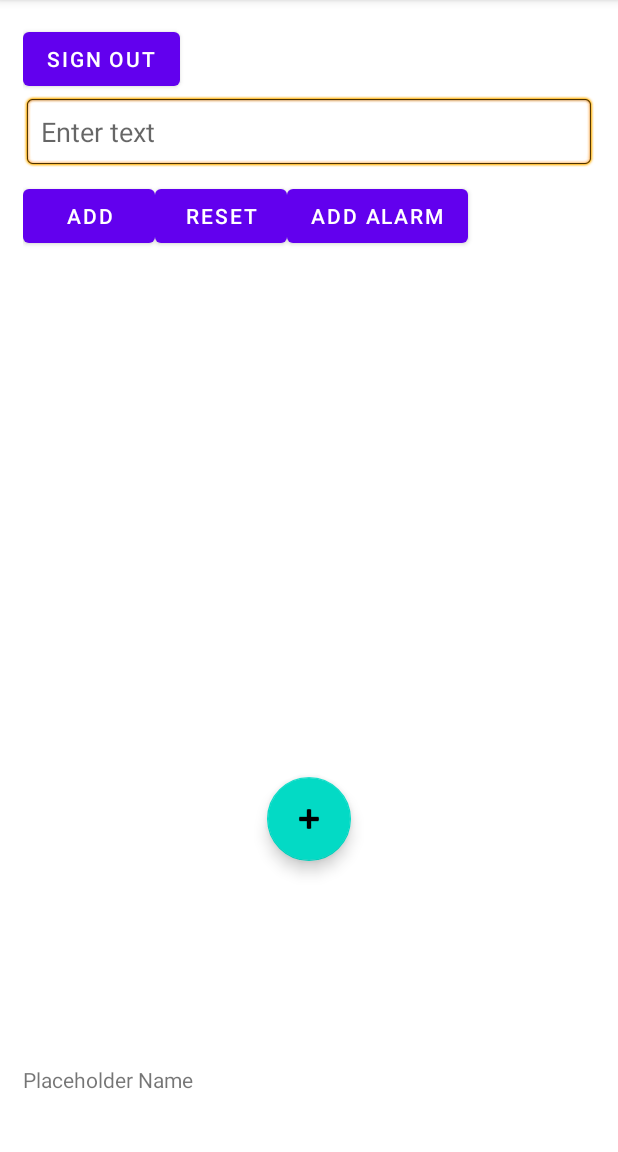
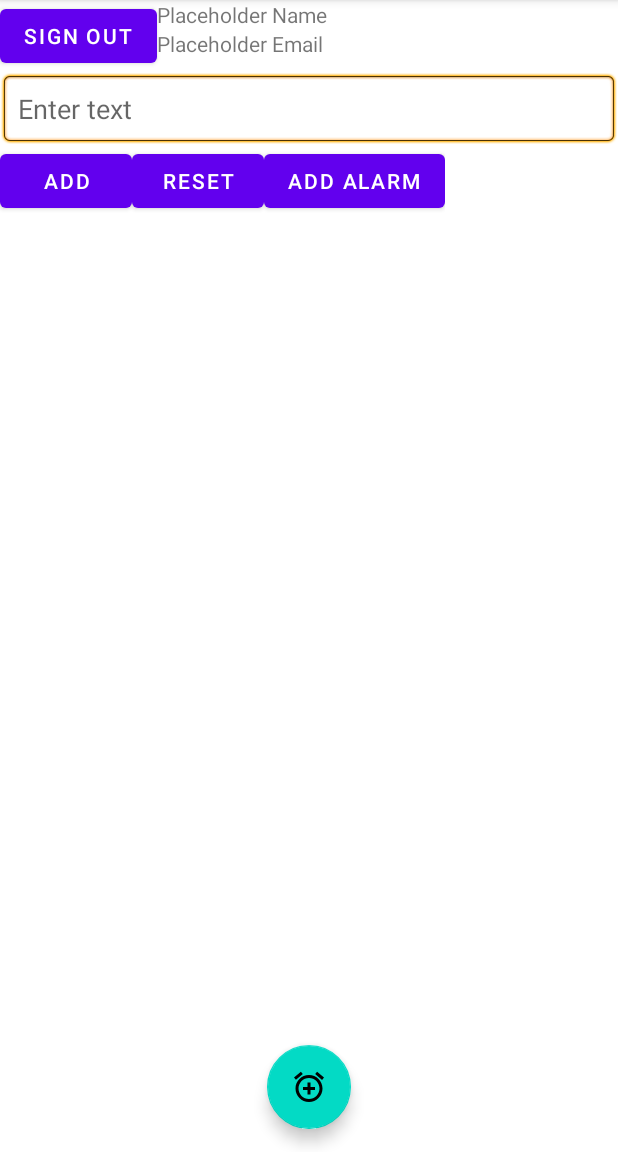
Before and after one commit to samuel-c/CPS731_TermProject, an Android app: the screen it shows after launch once a user with an empty profile is signed in (MainActivity), on a phone screen of 412 x 824 dp, the part 84-1236 px from its top. Run offline under Robolectric (Android 15) with nearby library versions, the phone set to English and light mode, and no system bars; our stand-ins replace Firebase (no records; nobody signed in at launch, a user with empty details on screens opened directly), Room's generated code.

Commit message:
UI update

```diff
--- a/app/build.gradle
+++ b/app/build.gradle
@@ -34,6 +34,7 @@ dependencies {
     implementation "androidx.lifecycle:lifecycle-viewmodel:2.2.0"
     implementation 'android.arch.persistence.room:runtime:1.1.1'
     implementation 'androidx.legacy:legacy-support-v4:1.0.0'
+    implementation 'com.android.support:support-v4:26.1.0'
     annotationProcessor 'android.arch.persistence.room:compiler:1.1.1'
 
     // room
--- a/app/src/main/AndroidManifest.xml
+++ b/app/src/main/AndroidManifest.xml
@@ -3,6 +3,7 @@
     package="com.example.cps731_termproject">
 
     <uses-permission android:name="android.permission.INTERNET"/>
+    <uses-permission android:name="android.permission.WAKE_LOCK" />
 
     <application
         android:allowBackup="true"
@@ -20,6 +21,7 @@
                 <category android:name="android.intent.category.LAUNCHER" />
             </intent-filter>
         </activity>
+        <receiver android:name=".AlarmReceiver" />
     </application>
 
 </manifest>
--- a/app/src/main/java/com/example/cps731_termproject/AlarmClockAdapter.java
+++ b/app/src/main/java/com/example/cps731_termproject/AlarmClockAdapter.java
@@ -17,18 +17,26 @@
 package com.example.cps731_termproject;
 
 import android.app.Activity;
+import android.app.AlarmManager;
 import android.app.Dialog;
+import android.app.PendingIntent;
 import android.app.TimePickerDialog;
+import android.content.Context;
+import android.content.Intent;
 import android.util.Log;
 import android.view.LayoutInflater;
 import android.view.View;
 import android.view.ViewGroup;
 import android.view.WindowManager;
 import android.widget.Button;
+import android.widget.CompoundButton;
 import android.widget.EditText;
 import android.widget.ImageView;
+import android.widget.RadioGroup;
+import android.widget.Switch;
 import android.widget.TextView;
 import android.widget.TimePicker;
+import android.widget.Toast;
 
 import androidx.annotation.NonNull;
 import androidx.recyclerview.widget.RecyclerView;
@@ -45,15 +53,27 @@ import java.util.List;
 
 public class AlarmClockAdapter extends RecyclerView.Adapter<AlarmClockAdapter.ViewHolder>{
 
+    private final String TAG = "AlarmClockAdapter";
+
     // Init variable
     private List<Alarm> dataList;
+    private int count;
+    private int count2 = 0;
     private Activity context;
     private RoomDB database;
+    private AlarmManager alarmManager;
+    private PendingIntent alarmIntent;
+
+    boolean var = false;
 
     // Constructor
     public AlarmClockAdapter(Activity context, List<Alarm> alarmList){
         this.context = context;
         this.dataList = alarmList;
+        count = alarmList.size();
+        alarmManager = (AlarmManager) context.getSystemService(Context.ALARM_SERVICE);
+        Intent intent = new Intent(context, AlarmReceiver.class);
+        alarmIntent = PendingIntent.getBroadcast(context, 0, intent, 0);
         notifyDataSetChanged();
     }
 
@@ -67,44 +87,95 @@ public class AlarmClockAdapter extends RecyclerView.Adapter<AlarmClockAdapter.Vi
 
     @Override
     public void onBindViewHolder(@NonNull AlarmClockAdapter.ViewHolder holder, int position) {
+
         //Init main data
         Alarm alarm = dataList.get(position);
+        int sID = alarm.getId();
         //Init database
         database = RoomDB.getInstance(context);
         //Set text on text view
         holder.textView.setText(alarm.getAlarmName());
         holder.textTime.setText(alarm.toString());
-
+        if (count != count2) {
+            count2++;
+            holder.btnSwitch.setChecked(alarm.getState() == 0 ? true : false);
+            Log.d(TAG, "test: " + position );
+        }
 
         Calendar c = Calendar.getInstance();
+
+        // Create Alarm
         TimePickerDialog.OnTimeSetListener d = new TimePickerDialog.OnTimeSetListener() {
             @Override
             public void onTimeSet(TimePicker view, int hourOfDay, int minute) {
                 // Init main data
-                Alarm a = dataList.get(holder.getAdapterPosition());
+                //Alarm a = dataList.get(holder.getAdapterPosition());
                 // Get id
-                int sID = a.getId();
+                //int sID = a.getId();
 
                 Date currentTime = Calendar.getInstance().getTime();
 
+
+                dataList.add(alarm);
+
+                holder.btnSwitch.setClickable(false);
                 database.mainDao().updateTime(sID, hourOfDay, minute);
+
+
+                //dataList.clear();
+                //dataList.addAll(database.mainDao().getAll());
+                notifyItemInserted(position);
+                holder.btnSwitch.setClickable(true);
+
+            }
+        };
+
+        // Alarm state (switch button)
+        holder.btnSwitch.setOnCheckedChangeListener(new CompoundButton.OnCheckedChangeListener() {
+            @Override
+            public void onCheckedChanged(CompoundButton buttonView, boolean isChecked) {
+
+                if (isChecked) {
+                    Calendar c = Calendar.getInstance();
+                    c.set(Calendar.HOUR_OF_DAY, alarm.getHours());
+                    c.set(Calendar.MINUTE, alarm.getMinutes());
+
+                    alarmManager.setInexactRepeating(AlarmManager.RTC_WAKEUP, c.getTimeInMillis(), AlarmManager.INTERVAL_DAY, alarmIntent);
+
+                    Intent myIntent = new Intent(context, AlarmReceiver.class);
+                    alarmIntent = PendingIntent.getBroadcast(context, 0, myIntent, 0);
+                    alarmManager.set(AlarmManager.RTC, c.getTimeInMillis(), alarmIntent);
+
+                    alarm.setState(0); // STANDBY
+                }
+                else {
+                    alarm.setState(1); // STOPPED
+                }
+                //Update DB
+                holder.btnSwitch.setClickable(false);
+
+                database.mainDao().updateState(sID, alarm.getState());
+
+                //dataList.set(position, alarm);
+
 
                 dataList.clear();
                 dataList.addAll(database.mainDao().getAll());
                 notifyDataSetChanged();
+                holder.btnSwitch.setClickable(true);
+
+                Log.d(TAG, "Switch is: " + (isChecked ? "on" : "off"));
+                //notifyItemChanged(position);
 
             }
-        };
+        });
 
+        // Alarm update (time)
         holder.textTime.setOnClickListener(new View.OnClickListener() {
             @Override
             public void onClick(View v) {
-                // Init main data
-                Alarm a = dataList.get(holder.getAdapterPosition());
-                // Get id
-                int sID = a.getId();
 
-                new TimePickerDialog(context, d, a.hourOfDay, a.getMinutes(), false).show();
+                new TimePickerDialog(context, d, alarm.hourOfDay, alarm.getMinutes(), false).show();
 
             }
         });
@@ -143,16 +214,22 @@ public class AlarmClockAdapter extends RecyclerView.Adapter<AlarmClockAdapter.Vi
                         dialog.dismiss();
                         //Get Updated Text
                         String uAlarmName = editText.getText().toString().trim();
+
+                        holder.btnSwitch.setClickable(false);
                         //Update DB
                         database.mainDao().update(sID, uAlarmName);
+                        alarm.setAlarmName(uAlarmName);
+                        dataList.set(position, alarm);
 
-                        dataList.clear();
-                        dataList.addAll(database.mainDao().getAll());
-                        notifyDataSetChanged();
+                        //dataList.clear();
+                        //dataList.addAll(database.mainDao().getAll());
+                        notifyItemChanged(position);
+                        holder.btnSwitch.setClickable(true);
                     }
                 });
             }
         });
+
         holder.btnDelete.setOnClickListener(new View.OnClickListener(){
 
             @Override
@@ -164,6 +241,8 @@ public class AlarmClockAdapter extends RecyclerView.Adapter<AlarmClockAdapter.Vi
 
                 int position = holder.getAdapterPosition();
                 dataList.remove(position);
+
+
                 notifyItemRemoved(position);
                 notifyItemRangeChanged(position, dataList.size());
             }
@@ -177,12 +256,19 @@ public class AlarmClockAdapter extends RecyclerView.Adapter<AlarmClockAdapter.Vi
 
     public class ViewHolder extends RecyclerView.ViewHolder {
         //Init variable
+        Switch btnSwitch;
         TextView textView, textTime;
         ImageView btnEdit, btnDelete;
 
         public ViewHolder(@NonNull View itemView) {
             super(itemView);
+
+            Log.d(TAG, "COUNT: " + getItemCount());
+
             // Assign variables
+            btnSwitch = itemView.findViewById(R.id.alarm_switch1);
+
+            //btnSwitch.setChecked(itemView. .getState() != 1 ? true : false);
             textView = itemView.findViewById(R.id.text_name);
             textTime = itemView.findViewById(R.id.text_time);
             btnEdit = itemView.findViewById(R.id.btn_edit);
@@ -190,65 +276,4 @@ public class AlarmClockAdapter extends RecyclerView.Adapter<AlarmClockAdapter.Vi
         }
     }
 
-//public class AlarmClockAdapter extends RecyclerView.Adapter<AlarmClockAdapter.AlarmViewHolder> {
-
-
-
-    /*
-    class AlarmViewHolder extends RecyclerView.ViewHolder {
-        private final TextView wordItemView;
-
-        private AlarmViewHolder(View itemView) {
-            super(itemView);
-            wordItemView = itemView.findViewById(R.id.textView);
-            itemView.setOnClickListener(new View.OnClickListener() {
-                @Override
-                public void onClick(View view) {
-                    clickListener.onItemClick(view, getAdapterPosition());
-                }
-            });
-        }
-    }
-
-    private final LayoutInflater mInflater;
-    private static ClickListener clickListener;
-    private List<Alarm> mAlarms;
-
-    public AlarmClockAdapter(Context context) {
-        this.mInflater = LayoutInflater.from(context);
-    }
-
-    @NonNull
-    @Override
-    public AlarmViewHolder onCreateViewHolder(@NonNull ViewGroup parent, int viewType) {
-        View itemView = mInflater.inflate(R.layout.recyclerview_item, parent, false);
-        return new AlarmViewHolder(itemView);
-    }
-
-    @Override
-    public void onBindViewHolder(@NonNull AlarmViewHolder holder, int position) {
-        if (mAlarms != null) {
-            Alarm currentAlarm = mAlarms.get(position);
-            holder.wordItemView.setText(currentAlarm.getHours());
-        } else {
-            // Covers the case of data not being ready yet.
-            holder.wordItemView.setText(R.string.no_word);
-        }
-    }
-
-    void setAlarms(List<Alarm> alarms) {
-        mAlarms = alarms;
-        notifyDataSetChanged();
-    }
-
-    @Override
-    public int getItemCount() {
-        return 0;
-    }
-
-    public interface ClickListener {
-        void onItemClick(View v, int position);
-    }
-
-     */
 }
--- a/app/src/main/java/com/example/cps731_termproject/MainActivity.java
+++ b/app/src/main/java/com/example/cps731_termproject/MainActivity.java
@@ -138,6 +138,9 @@ public class MainActivity extends AppCompatActivity {
             recyclerView.setLayoutManager(linearLayoutManager);
             adapter = new AlarmClockAdapter(MainActivity.this, dataList);
             recyclerView.setAdapter(adapter);
+
+
+
             btnAdd.setOnClickListener(new View.OnClickListener() {
                 @Override
                 public void onClick(View v) {
@@ -209,7 +212,7 @@ public class MainActivity extends AppCompatActivity {
             btnAddAlarm.setOnClickListener(new View.OnClickListener() {
                 @Override
                 public void onClick(View v) {
-                    new TimePickerDialog(MainActivity.this, d, c.get(Calendar.HOUR_OF_DAY), c.get(Calendar.MINUTE), false).show();
+                    new TimePickerDialog(MainActivity.this, d, Calendar.getInstance().get(Calendar.HOUR_OF_DAY), Calendar.getInstance().get(Calendar.MINUTE), false).show();
                     //new TimePickerDialog(MainActivity.this, d, c.)
                 }
             });
@@ -217,68 +220,16 @@ public class MainActivity extends AppCompatActivity {
             fab.setOnClickListener(new View.OnClickListener() {
                 @Override
                 public void onClick(View v) {
-                    new TimePickerDialog(MainActivity.this, d, c.get(Calendar.HOUR_OF_DAY), c.get(Calendar.MINUTE), false).show();
+                    new TimePickerDialog(MainActivity.this, d, Calendar.getInstance().get(Calendar.HOUR_OF_DAY), Calendar.getInstance().get(Calendar.MINUTE), false).show();
                 }
             });
 
-            /*
-
-                btnAdd.setOnClickListener(new View.OnClickListener() {
-                @Override
-                public void onClick(View v) {
-                    String sText = editText.getText().toString().trim();
-                    Log.d(TAG, "Test: " + sText);
-                    if(!sText.equals("")){
-                        //If not empty
-                        Alarm data = new Alarm();
-                        data.setAlarmName(sText);
-                        database.mainDao().insert(data);
-                        Log.d(TAG, "Test: " + data.toString());
-                        editText.setText("");
-
-                        dataList.clear();
-                        dataList.addAll(database.mainDao().getAll());
-                        adapter.notifyDataSetChanged();
-                    }
-                }
-            });
-
-
-            RecyclerView recyclerView = findViewById(R.id.recyclerview);
-            final AlarmClockAdapter adapter = new AlarmClockAdapter(this);
-            recyclerView.setAdapter(adapter);
-            recyclerView.setLayoutManager(new LinearLayoutManager((this)));
-
-            // Set up the AlarmViewModel.
-            mAlarmViewModel = new ViewModelProvider(this).get(AlarmViewModel.class);
-            // Get all the alarms from the database
-            // and associate them to the adapter.
-            mAlarmViewModel.getAllAlarms().observe(this, new Observer<List<Alarm>>() {
-                @Override
-                public void onChanged(@Nullable final List<Alarm> alarms) {
-                    // Update the cached copy of the alarms in the adapter.
-                    adapter.setAlarms(alarms);
-                }
-            });
-
-             */
         }
         else{
             startActivity(new Intent(MainActivity.this, LoginActivity.class));
 
         }
 
-
-        //String name = db.
-
-//        String name = user.getDisplayName();
-//        String email = user.getEmail();
-
-
-//        mName.setText(name);
-//
-
-//        mEmail.setText(email);
     }
 
 
--- a/app/src/main/java/com/example/cps731_termproject/MainDao.java
+++ b/app/src/main/java/com/example/cps731_termproject/MainDao.java
@@ -36,6 +36,10 @@ public interface MainDao {
     @Query("UPDATE alarm_table SET alarmName = :sText WHERE ID = :sID")
     void update(int sID, String sText);
 
+    //Update
+    @Query("UPDATE alarm_table SET state = :sState WHERE ID = :sID")
+    void updateState(int sID, int sState);
+
     //Update Time
     @Query("UPDATE alarm_table SET hourOfDay = :sHourOfDay, minutes = :sMinutes WHERE ID = :sID")
     void updateTime(int sID, int sHourOfDay, int sMinutes);
--- /dev/null
+++ b/app/src/main/res/drawable/ic_alarm.xml
@@ -0,0 +1,10 @@
+<vector xmlns:android="http://schemas.android.com/apk/res/android"
+    android:width="24dp"
+    android:height="24dp"
+    android:viewportWidth="24"
+    android:viewportHeight="24"
+    android:tint="?attr/colorControlNormal">
+  <path
+      android:fillColor="@android:color/white"
+      android:pathData="M7.88,3.39L6.6,1.86 2,5.71l1.29,1.53 4.59,-3.85zM22,5.72l-4.6,-3.86 -1.29,1.53 4.6,3.86L22,5.72zM12,4c-4.97,0 -9,4.03 -9,9s4.02,9 9,9c4.97,0 9,-4.03 9,-9s-4.03,-9 -9,-9zM12,20c-3.87,0 -7,-3.13 -7,-7s3.13,-7 7,-7 7,3.13 7,7 -3.13,7 -7,7zM13,9h-2v3L8,12v2h3v3h2v-3h3v-2h-3L13,9z"/>
+</vector>
--- a/app/src/main/res/layout/activity_main.xml
+++ b/app/src/main/res/layout/activity_main.xml
@@ -1,102 +1,103 @@
 <?xml version="1.0" encoding="utf-8"?>
-<LinearLayout xmlns:android="http://schemas.android.com/apk/res/android"
+<RelativeLayout
+    xmlns:android="http://schemas.android.com/apk/res/android"
     xmlns:app="http://schemas.android.com/apk/res-auto"
     xmlns:tools="http://schemas.android.com/tools"
     android:layout_width="match_parent"
-    android:layout_height="match_parent"
-    android:orientation="vertical"
-    android:padding="15dp"
-    tools:context=".MainActivity">
+    android:layout_height="match_parent">
 
-    <Button
-        android:id="@+id/buttonSignOut"
-        android:layout_width="wrap_content"
-        android:layout_height="wrap_content"
-        android:text="Sign Out"
-        app:layout_constraintEnd_toEndOf="parent"
-        app:layout_constraintHorizontal_bias="0.514"
-        app:layout_constraintStart_toStartOf="parent"
-        app:layout_constraintTop_toBottomOf="@+id/textViewDisplayEmail" />
 
-    <EditText
+        <Button
+            android:id="@+id/buttonSignOut"
+            android:layout_width="wrap_content"
+            android:layout_height="wrap_content"
+            android:text="Sign Out"
+            android:layout_alignParentLeft="true" />
+
+    <LinearLayout
+        android:id="@+id/user_info"
         android:layout_width="match_parent"
         android:layout_height="wrap_content"
-        android:id="@+id/edit_text"
-        android:hint="Enter text"
-        android:padding="12dp"
-        android:background="@android:drawable/editbox_background"/>
+        android:orientation="vertical"
+        android:layout_toRightOf="@id/buttonSignOut">
 
-    <LinearLayout
-        android:layout_width="match_parent"
-        android:layout_height="wrap_content"
-        android:orientation="horizontal"
-        android:layout_marginTop="8dp">
-
-        <Button
+        <TextView
+            android:id="@+id/textViewDisplayName"
             android:layout_width="wrap_content"
             android:layout_height="wrap_content"
-            android:id="@+id/btn_add"
-            android:text="Add"/>
+            android:layout_toRightOf="@id/buttonSignOut"
+            android:text="Placeholder Name" />
 
-        <Button
+        <TextView
+            android:id="@+id/textViewDisplayEmail"
             android:layout_width="wrap_content"
             android:layout_height="wrap_content"
-            android:id="@+id/btn_reset"
-            android:text="Reset"/>
+            android:layout_below="@id/textViewDisplayName"
+            android:layout_toRightOf="@id/buttonSignOut"
+            android:text="Placeholder Email" />
+    </LinearLayout>
+        <EditText
+            android:id="@+id/edit_text"
+            android:layout_width="match_parent"
+            android:layout_height="wrap_content"
+            android:background="@android:drawable/editbox_background"
+            android:hint="Enter text"
+            android:padding="12dp"
+            android:layout_below="@id/buttonSignOut"
+            android:layout_alignParentLeft="true"/>
 
-        <Button
+
+        <LinearLayout
             android:layout_width="wrap_content"
-            android:layout_height="wrap_content"
-            android:id="@+id/btn_add_alarm"
-            android:text="Add Alarm"/>
+            android:layout_height="50dp"
+            android:layout_below="@id/edit_text"
+            android:layout_alignParentLeft="true"
+            android:id="@+id/buttonGroup"
+            >
+            <Button
+                android:id="@+id/btn_add"
+                android:layout_width="wrap_content"
+                android:layout_height="wrap_content"
+                android:text="Add" />
 
-    </LinearLayout>
+            <Button
+                android:id="@+id/btn_reset"
+                android:layout_width="wrap_content"
+                android:layout_height="wrap_content"
+                android:text="Reset" />
+
+            <Button
+                android:id="@+id/btn_add_alarm"
+                android:layout_width="wrap_content"
+                android:layout_height="wrap_content"
+                android:text="Add Alarm" />
+        </LinearLayout>
+
 
     <androidx.recyclerview.widget.RecyclerView
         android:id="@+id/recycler_view"
         android:layout_width="match_parent"
-        android:layout_height="342dp"
+        android:layout_height="744dp"
         android:layout_marginTop="8dp"
-        tools:listitem="@layout/recyclerview_item" />
+        tools:listitem="@layout/recyclerview_item"
+        android:layout_below="@id/buttonGroup"
+        android:layout_alignParentLeft="true"/>
+
+    <LinearLayout
+        android:id="@+id/adLayoutId"
+        android:layout_width="match_parent"
+        android:layout_height="15dp"
+        android:layout_alignParentBottom="true"
+        android:background="#00000000"
+        android:orientation="horizontal" />
 
     <com.google.android.material.floatingactionbutton.FloatingActionButton
         android:id="@+id/fab"
-        android:layout_width="385dp"
-        android:layout_height="wrap_content"
-        android:layout_gravity="bottom|center"
-        android:baselineAlignBottom="false"
-        android:clickable="true"
-        app:srcCompat="@android:drawable/ic_input_add" />
-
-    <TextView
-        android:id="@+id/textViewDisplayName"
         android:layout_width="wrap_content"
         android:layout_height="wrap_content"
-        android:layout_marginTop="136dp"
-        android:text="Placeholder Name"
-        app:layout_constraintEnd_toEndOf="parent"
-        app:layout_constraintStart_toStartOf="parent"
-        app:layout_constraintTop_toTopOf="parent" />
-
-    <TextView
-        android:id="@+id/textViewDisplayEmail"
-        android:layout_width="wrap_content"
-        android:layout_height="wrap_content"
-        android:layout_marginTop="32dp"
-        android:text="Placeholder Email"
-        app:layout_constraintEnd_toEndOf="parent"
-        app:layout_constraintHorizontal_bias="0.505"
-        app:layout_constraintStart_toStartOf="parent"
-        app:layout_constraintTop_toBottomOf="@+id/textViewDisplayName" />
-
-    <TextView
-        android:id="@+id/textView"
-        android:layout_width="wrap_content"
-        android:layout_height="wrap_content"
-        android:text="Hello World!"
-        app:layout_constraintBottom_toBottomOf="parent"
-        app:layout_constraintLeft_toLeftOf="parent"
-        app:layout_constraintRight_toRightOf="parent"
-        app:layout_constraintTop_toBottomOf="@+id/buttonSignOut" />
-
-</LinearLayout>
+        android:layout_above="@id/adLayoutId"
+        android:layout_centerHorizontal="true"
+        android:src="@drawable/ic_alarm"
+        android:contentDescription="@string/add_alarm"
+        />
+</RelativeLayout>
--- a/app/src/main/res/layout/recyclerview_item.xml
+++ b/app/src/main/res/layout/recyclerview_item.xml
@@ -75,7 +75,7 @@ limitations under the License. -->
         app:layout_constraintTop_toTopOf="parent" />
 
     <Switch
-        android:id="@+id/switch1"
+        android:id="@+id/alarm_switch1"
         android:layout_width="wrap_content"
         android:layout_height="wrap_content"
         app:layout_constraintBottom_toBottomOf="parent"
--- a/app/src/main/res/values/strings.xml
+++ b/app/src/main/res/values/strings.xml
@@ -1,6 +1,7 @@
 <resources>
     <string name="app_name">CPS731_TermProject</string>
     <string name="no_word">No word</string>
+    <string name="add_alarm">Add Alarm</string>
     <!-- TODO: Remove or change this placeholder text -->
     <string name="hello_blank_fragment">Hello blank fragment</string>
 </resources>
```
Also changed, not shown: app/src/main/java/com/example/cps731_termproject/AlarmReceiver.java (added, +54 -0 lines).
